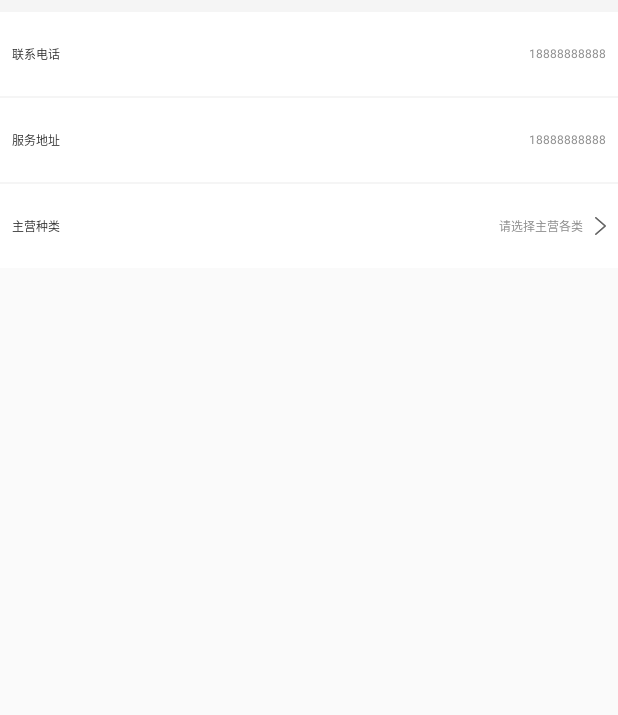
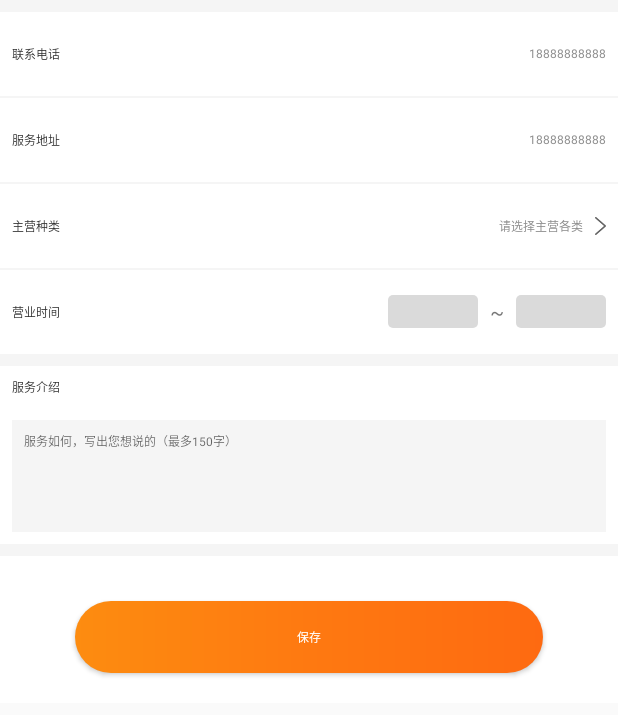
Before and after one commit to qqxliufeng/carapp, an Android app: the fragment MinePersonalServiceEditFragment shown on its own in the app's theme, on a phone screen of 412 x 824 dp. Shown: the top 715 px of the screen. Run offline under Robolectric (Android 15) with nearby library versions, the light colour scheme and no system bars; our stand-ins replace ButterKnife, Dagger/Hilt's generated code; libraries missing offline, so code that uses them is left out: rx.android.schedulers, rx.functions, rx.schedulers.

Commit message:
新增了两个页面

```diff
--- a/build.gradle
+++ b/build.gradle
@@ -93,5 +93,7 @@ dependencies {
 
     implementation 'com.sunfusheng:marqueeview:1.3.3'
 
+    implementation 'com.google.zxing:core:3.3.2'
+
 
 }
--- a/src/main/AndroidManifest.xml
+++ b/src/main/AndroidManifest.xml
@@ -35,6 +35,7 @@
         <activity
             android:name=".ui.activities.FragmentContainerActivity"
             android:screenOrientation="portrait"
+            android:windowSoftInputMode="adjustPan"
             android:theme="@style/AppFragmentContainerTheme" />
 
 
--- a/src/main/java/com/android/ql/lf/carapp/ui/activities/FragmentContainerActivity.java
+++ b/src/main/java/com/android/ql/lf/carapp/ui/activities/FragmentContainerActivity.java
@@ -120,6 +120,7 @@ public class FragmentContainerActivity extends BaseActivity {
 
     @Override
     public void initView() {
+        ll_container.setPadding(0, getStatusHeight(), 0, 0);
         statusBarColor = ContextCompat.getColor(this, R.color.colorPrimary);
         parseExtraInfo();
     }
--- /dev/null
+++ b/src/main/res/drawable/shape_tv_bg2.xml
@@ -0,0 +1,8 @@
+<?xml version="1.0" encoding="utf-8"?>
+<shape xmlns:android="http://schemas.android.com/apk/res/android">
+
+    <corners android:radius="3dp" />
+
+    <solid android:color="#DADADA" />
+
+</shape>
--- a/src/main/res/layout/activity_fragment_container_layout.xml
+++ b/src/main/res/layout/activity_fragment_container_layout.xml
@@ -10,7 +10,6 @@
         android:layout_width="match_parent"
         android:layout_height="wrap_content"
         android:background="@color/colorToolBar"
-        android:fitsSystemWindows="true"
         android:orientation="vertical">
 
         <android.support.v7.widget.Toolbar
--- a/src/main/res/layout/fragment_main_mine_layout.xml
+++ b/src/main/res/layout/fragment_main_mine_layout.xml
@@ -304,6 +304,7 @@
                         android:textSize="@dimen/sp_14" />
 
                     <TextView
+                        android:id="@+id/mTvMainMineStore"
                         android:layout_width="match_parent"
                         android:layout_height="?actionBarSize"
                         android:layout_marginTop="10dp"
--- a/src/main/res/layout/fragment_mine_personal_service_layout.xml
+++ b/src/main/res/layout/fragment_mine_personal_service_layout.xml
@@ -1,94 +1,233 @@
 <?xml version="1.0" encoding="utf-8"?>
-<android.support.v4.widget.NestedScrollView xmlns:android="http://schemas.android.com/apk/res/android"
-    android:orientation="vertical" android:layout_width="match_parent"
-    android:layout_height="match_parent">
+<ScrollView xmlns:android="http://schemas.android.com/apk/res/android"
+    android:layout_width="match_parent"
+    android:layout_height="match_parent"
+    android:orientation="vertical"
+    android:scrollbars="none">
+
     <LinearLayout
         android:layout_width="match_parent"
         android:layout_height="match_parent"
         android:orientation="vertical">
+
         <View
             android:layout_width="match_parent"
             android:layout_height="@dimen/dp_10"
-            android:background="#f5f5f5"/>
+            android:background="#f5f5f5" />
+
         <RelativeLayout
-            android:background="#fff"
             android:layout_width="match_parent"
             android:layout_height="?actionBarSize"
+            android:background="#fff"
             android:orientation="horizontal"
             android:padding="@dimen/dp_10">
+
             <TextView
                 android:layout_width="wrap_content"
                 android:layout_height="wrap_content"
                 android:layout_centerVertical="true"
-                android:textSize="@dimen/sp_16"
+                android:text="联系电话"
                 android:textColor="@color/text_deep_dark_color"
-                android:text="联系电话"/>
+                android:textSize="@dimen/sp_16" />
+
             <TextView
                 android:layout_width="wrap_content"
                 android:layout_height="wrap_content"
-                android:textSize="@dimen/sp_14"
                 android:layout_alignParentRight="true"
+                android:layout_centerVertical="true"
+                android:maxLength="11"
+                android:text="18888888888"
                 android:textColor="@color/text_dark_color"
-                android:maxLength="11"
-                android:layout_centerVertical="true"
-                android:text="18888888888"/>
+                android:textSize="@dimen/sp_14" />
         </RelativeLayout>
+
         <View
             android:layout_width="match_parent"
             android:layout_height="1dp"
-            android:background="#f5f5f5"/>
+            android:background="#f5f5f5" />
+
         <RelativeLayout
-            android:background="#fff"
             android:layout_width="match_parent"
             android:layout_height="?actionBarSize"
+            android:background="#fff"
             android:orientation="horizontal"
             android:padding="@dimen/dp_10">
-            <TextView
-                android:layout_centerVertical="true"
-                android:layout_width="wrap_content"
-                android:layout_height="wrap_content"
-                android:textSize="@dimen/sp_16"
-                android:textColor="@color/text_deep_dark_color"
-                android:text="服务地址"/>
+
             <TextView
                 android:layout_width="wrap_content"
                 android:layout_height="wrap_content"
-                android:textSize="@dimen/sp_14"
+                android:layout_centerVertical="true"
+                android:text="服务地址"
+                android:textColor="@color/text_deep_dark_color"
+                android:textSize="@dimen/sp_16" />
+
+            <TextView
+                android:layout_width="wrap_content"
+                android:layout_height="wrap_content"
                 android:layout_alignParentRight="true"
+                android:layout_centerVertical="true"
+                android:maxLength="11"
+                android:text="18888888888"
                 android:textColor="@color/text_dark_color"
-                android:maxLength="11"
-                android:layout_centerVertical="true"
-                android:text="18888888888"/>
+                android:textSize="@dimen/sp_14" />
         </RelativeLayout>
+
         <View
             android:layout_width="match_parent"
             android:layout_height="1dp"
-            android:background="#f5f5f5"/>
+            android:background="#f5f5f5" />
+
         <RelativeLayout
-            android:background="#fff"
             android:layout_width="match_parent"
             android:layout_height="?actionBarSize"
+            android:background="#fff"
             android:orientation="horizontal"
             android:padding="@dimen/dp_10">
+
             <TextView
                 android:layout_width="wrap_content"
                 android:layout_height="wrap_content"
-                android:textSize="@dimen/sp_16"
                 android:layout_centerVertical="true"
+                android:text="主营种类"
                 android:textColor="@color/text_deep_dark_color"
-                android:text="主营种类"/>
+                android:textSize="@dimen/sp_16" />
+
             <TextView
                 android:id="@+id/mTvServiceEditWorkRange"
                 android:layout_width="wrap_content"
                 android:layout_height="wrap_content"
-                android:textSize="@dimen/sp_14"
                 android:layout_alignParentRight="true"
+                android:layout_centerVertical="true"
+                android:drawablePadding="@dimen/dp_10"
+                android:drawableRight="@drawable/icon_inter1"
+                android:maxLength="11"
+                android:text="请选择主营各类"
                 android:textColor="@color/text_dark_color"
+                android:textSize="@dimen/sp_14" />
+        </RelativeLayout>
+
+        <View
+            android:layout_width="match_parent"
+            android:layout_height="1dp"
+            android:background="#f5f5f5" />
+
+        <RelativeLayout
+            android:layout_width="match_parent"
+            android:layout_height="?actionBarSize"
+            android:background="#fff"
+            android:orientation="horizontal"
+            android:padding="@dimen/dp_10">
+
+            <TextView
+                android:layout_width="wrap_content"
+                android:layout_height="wrap_content"
+                android:layout_centerVertical="true"
+                android:text="营业时间"
+                android:textColor="@color/text_deep_dark_color"
+                android:textSize="@dimen/sp_16" />
+
+            <TextView
+                android:id="@+id/mTvServiceEditWorkStartTime"
+                android:layout_width="wrap_content"
+                android:layout_height="wrap_content"
+                android:layout_centerVertical="true"
+                android:layout_toLeftOf="@+id/mTvServiceEditWorkTimeLine"
+                android:background="@drawable/shape_tv_bg2"
+                android:gravity="center"
                 android:maxLength="11"
+                android:minWidth="60dp"
+                android:paddingBottom="5dp"
+                android:paddingLeft="@dimen/dp_10"
+                android:paddingRight="@dimen/dp_10"
+                android:paddingTop="5dp"
+                android:textColor="@color/text_deep_dark_color"
+                android:textSize="@dimen/sp_14" />
+
+            <TextView
+                android:id="@+id/mTvServiceEditWorkTimeLine"
+                android:layout_width="wrap_content"
+                android:layout_height="wrap_content"
                 android:layout_centerVertical="true"
-                android:text="请选择主营各类"
-                android:drawablePadding="@dimen/dp_10"
-                android:drawableRight="@drawable/icon_inter1"/>
+                android:layout_marginLeft="@dimen/dp_10"
+                android:layout_marginRight="@dimen/dp_10"
+                android:layout_toLeftOf="@+id/mTvServiceEditWorkEndTime"
+                android:text="~" />
+
+
+            <TextView
+                android:id="@+id/mTvServiceEditWorkEndTime"
+                android:layout_width="wrap_content"
+                android:layout_height="wrap_content"
+                android:layout_alignParentRight="true"
+                android:layout_centerVertical="true"
+                android:background="@drawable/shape_tv_bg2"
+                android:gravity="center"
+                android:maxLength="11"
+                android:minWidth="60dp"
+                android:paddingBottom="5dp"
+                android:paddingLeft="@dimen/dp_10"
+                android:paddingRight="@dimen/dp_10"
+                android:paddingTop="5dp"
+                android:textColor="@color/text_deep_dark_color"
+                android:textSize="@dimen/sp_14" />
         </RelativeLayout>
+
+        <View
+            android:layout_width="match_parent"
+            android:layout_height="@dimen/dp_10"
+            android:background="#f5f5f5" />
+
+        <TextView
+            android:layout_width="match_parent"
+            android:layout_height="wrap_content"
+            android:background="#fff"
+            android:padding="@dimen/dp_10"
+            android:text="服务介绍"
+            android:textColor="@color/text_deep_dark_color"
+            android:textSize="@dimen/sp_16" />
+
+        <LinearLayout
+            android:layout_width="match_parent"
+            android:layout_height="wrap_content"
+            android:background="#fff"
+            android:orientation="vertical">
+
+            <EditText
+                android:layout_width="match_parent"
+                android:layout_height="wrap_content"
+                android:layout_margin="@dimen/dp_10"
+                android:background="#F5F5F5 "
+                android:gravity="top"
+                android:hint="服务如何，写出您想说的（最多150字）"
+                android:maxLength="150"
+                android:minLines="6"
+                android:padding="@dimen/dp_10"
+                android:textSize="@dimen/sp_14" />
+        </LinearLayout>
+
+        <View
+            android:layout_width="match_parent"
+            android:layout_height="@dimen/dp_10"
+            android:background="#f5f5f5" />
+
+
+        <LinearLayout
+            android:layout_width="match_parent"
+            android:layout_height="match_parent"
+            android:background="#fff">
+
+            <Button
+                android:layout_width="match_parent"
+                android:layout_height="wrap_content"
+                android:layout_marginLeft="50dp"
+                android:layout_marginRight="50dp"
+                android:layout_marginTop="30dp"
+                android:layout_marginBottom="20dp"
+                android:background="@drawable/shape_bt_bg1"
+                android:text="保存"
+                android:textColor="#fff"
+                android:textSize="@dimen/sp_16" />
+        </LinearLayout>
+
     </LinearLayout>
-</android.support.v4.widget.NestedScrollView>
+</ScrollView>
--- /dev/null
+++ b/src/main/res/layout/fragment_mine_q_code_layout.xml
@@ -0,0 +1,6 @@
+<?xml version="1.0" encoding="utf-8"?>
+<LinearLayout xmlns:android="http://schemas.android.com/apk/res/android"
+    android:orientation="vertical" android:layout_width="match_parent"
+    android:layout_height="match_parent">
+
+</LinearLayout>
```
Also changed, not shown: src/main/java/com/android/ql/lf/carapp/ui/fragments/bottom/MainMineFragment.kt (+10 -10 lines), src/main/java/com/android/ql/lf/carapp/ui/fragments/user/mine/MineQCodeFragment.kt (added, +17 -0 lines), src/main/java/com/android/ql/lf/carapp/ui/fragments/user/mine/MineStoreInfoFragment.kt (added, +43 -0 lines), src/main/java/com/android/ql/lf/carapp/utils/QRCodeUtil.java (added, +105 -0 lines), src/main/res/layout/adapter_mine_store_info_item_layout.xml (added, +24 -0 lines), src/main/res/layout/fragment_mine_store_info_layout.xml (added, +8 -0 lines), src/main/res/layout/layout_mine_store_info_top_layout.xml (added, +32 -0 lines), src/main/res/drawable-xxhdpi/icon_mine_store_info_index.png (added), src/main/res/drawable-xxhdpi/icon_mine_store_info_info.png (added), src/main/res/drawable-xxhdpi/icon_mine_store_info_upload.png (added), 1 other file.
